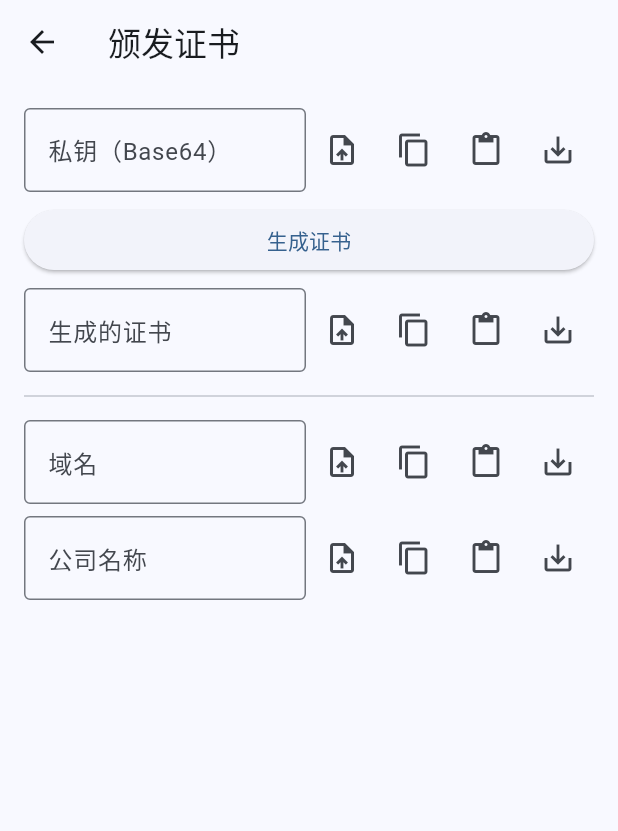
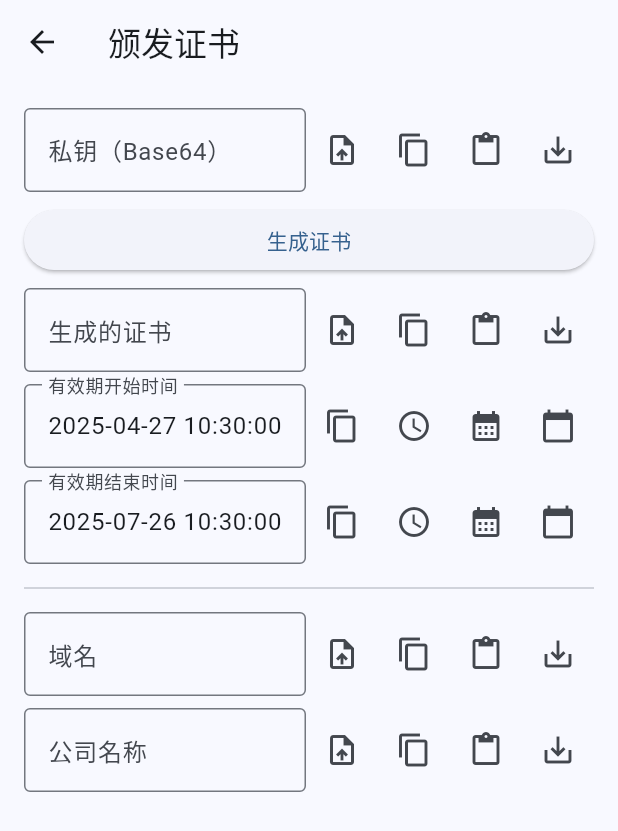
Before and after one commit to AoEiuV020/CertManager, a Flutter app: the CertIssuePage screen opened by its route, after a tap on "生成证书", on a phone screen of 412 x 824 dp. Shown: the top 831 px of the screen. Run offline on Flutter 3.47's test engine with Material 3 defaults, Android fonts, the phone set to English and light mode, and no system bars; our stand-ins replace basic_utils, file_picker; missing offline and left inert: pointycastle.

Commit message:
添加有效期设置和验证

```diff
--- a/lib/pages/cert_issue_page.dart
+++ b/lib/pages/cert_issue_page.dart
@@ -1,6 +1,7 @@
 import 'package:flutter/material.dart';
 
 import '../utils/cert.dart';
+import '../widgets/date_time_picker.dart';
 import '../widgets/file_input_field.dart';
 
 class CertIssuePage extends StatefulWidget {
@@ -37,6 +38,8 @@ class _CertIssuePageState extends State<CertIssuePage> {
   ];
   final TextEditingController _keyController = TextEditingController();
   final TextEditingController _certController = TextEditingController();
+  DateTime _startDate = DateTime.now();
+  DateTime _endDate = DateTime.now().add(Duration(days: 90));
 
   @override
   Widget build(BuildContext context) {
@@ -54,6 +57,22 @@ class _CertIssuePageState extends State<CertIssuePage> {
               labelText: '生成的证书',
               controller: _certController,
               readOnly: true,
+            ),
+            SizedBox(height: 8),
+            DateTimePickerWidget(
+              title: '有效期开始时间',
+              date: _startDate,
+              firstDate: DateTime.now(),
+              lastDate: _startDate.add(Duration(days: 365 * 10)),
+              onChanged: (date) => setState(() => _startDate = date),
+            ),
+            SizedBox(height: 8),
+            DateTimePickerWidget(
+              title: '有效期结束时间',
+              date: _endDate,
+              firstDate: _startDate,
+              lastDate: _startDate.add(Duration(days: 365 * 100)),
+              onChanged: (date) => setState(() => _endDate = date),
             ),
             SizedBox(height: 8),
             Divider(),
@@ -88,10 +107,11 @@ class _CertIssuePageState extends State<CertIssuePage> {
       ),
     );
     setState(() {
-      _certController.text = CertUtils.generateCertificate(
-        data,
-        _keyController.text,
-      );
+      _certController.text = CertUtils.generateCertificate({
+        ...data,
+        'validFrom': _startDate.millisecondsSinceEpoch,
+        'validTo': _endDate.millisecondsSinceEpoch,
+      }, _keyController.text);
     });
   }
 }
--- /dev/null
+++ b/lib/widgets/date_time_picker.dart
@@ -0,0 +1,106 @@
+import 'package:flutter/material.dart';
+import 'package:flutter/services.dart';
+
+import '../utils/ext.dart';
+
+class DateTimePickerWidget extends StatelessWidget {
+  final String title;
+  final DateTime? date;
+  final Function(DateTime) onChanged;
+  final DateTime firstDate;
+  final DateTime lastDate;
+
+  const DateTimePickerWidget({
+    super.key,
+    required this.title,
+    required this.date,
+    required this.onChanged,
+    required this.firstDate,
+    required this.lastDate,
+  });
+
+  @override
+  Widget build(BuildContext context) {
+    return Row(
+      children: [
+        Expanded(
+          child: TextField(
+            readOnly: true,
+            decoration: InputDecoration(
+              labelText: title,
+              border: const OutlineInputBorder(),
+            ),
+            controller: TextEditingController(
+              text: date != null ? '${date!.toLocal()}'.split('.')[0] : '',
+            ),
+            onTap: () async {
+              final selectedDate = await showDatePicker(
+                context: context,
+                initialDate: date ?? DateTime.now(),
+                firstDate: firstDate,
+                lastDate: lastDate,
+              );
+              if (selectedDate != null && context.mounted) {
+                final selectedTime = await showTimePicker(
+                  context: context,
+                  initialTime: TimeOfDay.fromDateTime(date ?? DateTime.now()),
+                );
+                if (selectedTime != null && context.mounted) {
+                  onChanged(
+                    DateTime(
+                      selectedDate.year,
+                      selectedDate.month,
+                      selectedDate.day,
+                      selectedTime.hour,
+                      selectedTime.minute,
+                    ),
+                  );
+                }
+              }
+            },
+          ),
+        ),
+        IconButton(
+          icon: const Icon(Icons.copy),
+          tooltip: '复制',
+          onPressed: () {
+            if (date != null) {
+              Clipboard.setData(
+                ClipboardData(text: '${date!.toLocal()}'.split('.')[0]),
+              );
+              context.showSnackBar(content: '已复制');
+            }
+          },
+        ),
+        IconButton(
+          icon: const Icon(Icons.access_time),
+          tooltip: '设为当前时间',
+          onPressed: () {
+            final now = DateTime.now();
+            onChanged(now);
+          },
+        ),
+        IconButton(
+          icon: const Icon(Icons.calendar_month),
+          tooltip: '加一个月',
+          onPressed: () {
+            if (date != null) {
+              final newDate = date!.add(Duration(days: 30));
+              onChanged(newDate);
+            }
+          },
+        ),
+        IconButton(
+          icon: const Icon(Icons.calendar_today),
+          tooltip: '加一年',
+          onPressed: () {
+            if (date != null) {
+              final newDate = date!.add(Duration(days: 365));
+              onChanged(newDate);
+            }
+          },
+        ),
+      ],
+    );
+  }
+}
```
Also changed, not shown: lib/utils/cert.dart (+21 -3 lines).
